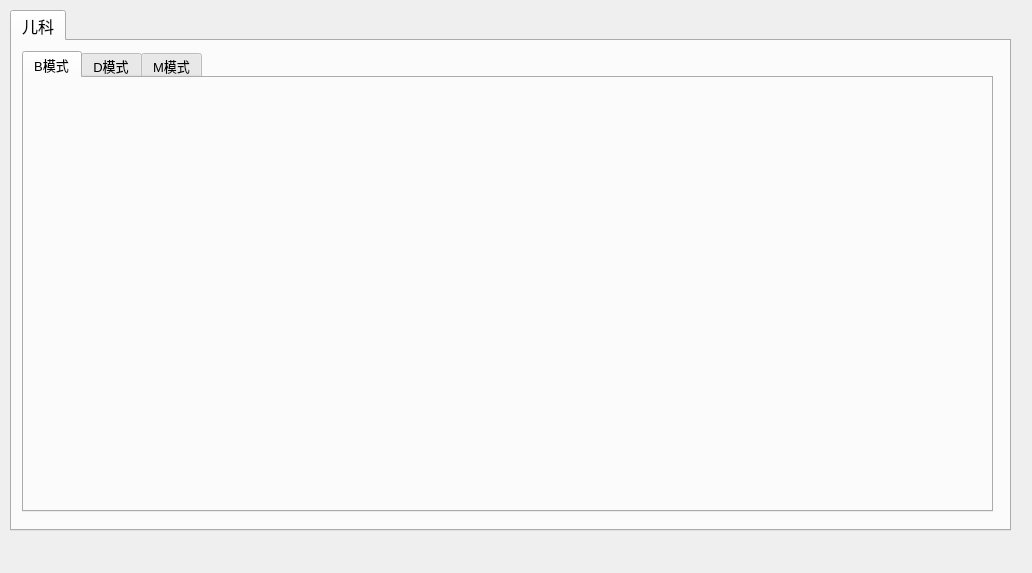
Old version of the form tools/Calculator/ui/ui_ped.ui in the repository qingning006/TestCode.
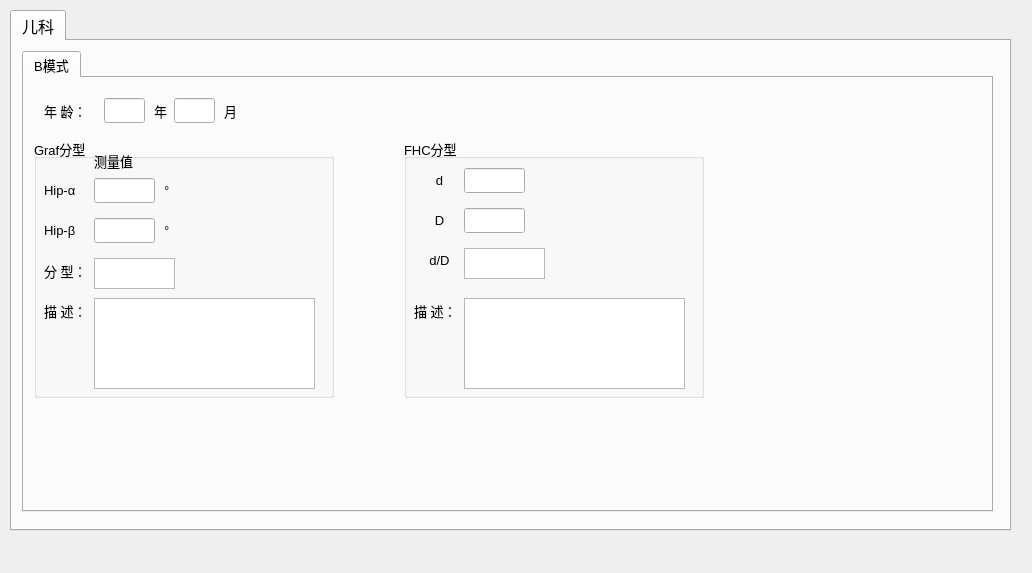
New version of the form.

```diff
--- a/tools/Calculator/ui/ui_ped.ui
+++ b/tools/Calculator/ui/ui_ped.ui
@@ -60,16 +60,333 @@
       <attribute name="title">
        <string>B模式</string>
       </attribute>
-     </widget>
-     <widget class="QWidget" name="tab_ob_d">
-      <attribute name="title">
-       <string>D模式</string>
-      </attribute>
-     </widget>
-     <widget class="QWidget" name="tab_ob_m">
-      <attribute name="title">
-       <string>M模式</string>
-      </attribute>
+      <widget class="QLineEdit" name="lineEdit_year">
+       <property name="geometry">
+        <rect>
+         <x>80</x>
+         <y>20</y>
+         <width>41</width>
+         <height>25</height>
+        </rect>
+       </property>
+      </widget>
+      <widget class="QLabel" name="label_3">
+       <property name="geometry">
+        <rect>
+         <x>20</x>
+         <y>20</y>
+         <width>51</width>
+         <height>25</height>
+        </rect>
+       </property>
+       <property name="text">
+        <string>年 龄：</string>
+       </property>
+      </widget>
+      <widget class="QLabel" name="label_5">
+       <property name="geometry">
+        <rect>
+         <x>130</x>
+         <y>20</y>
+         <width>31</width>
+         <height>25</height>
+        </rect>
+       </property>
+       <property name="text">
+        <string>年</string>
+       </property>
+      </widget>
+      <widget class="QLabel" name="label_10">
+       <property name="geometry">
+        <rect>
+         <x>200</x>
+         <y>20</y>
+         <width>31</width>
+         <height>25</height>
+        </rect>
+       </property>
+       <property name="text">
+        <string>月</string>
+       </property>
+      </widget>
+      <widget class="QLineEdit" name="lineEdit_month">
+       <property name="geometry">
+        <rect>
+         <x>150</x>
+         <y>20</y>
+         <width>41</width>
+         <height>25</height>
+        </rect>
+       </property>
+      </widget>
+      <widget class="QGroupBox" name="groupBox">
+       <property name="geometry">
+        <rect>
+         <x>10</x>
+         <y>60</y>
+         <width>300</width>
+         <height>260</height>
+        </rect>
+       </property>
+       <property name="title">
+        <string>Graf分型</string>
+       </property>
+       <widget class="QLabel" name="label_7">
+        <property name="geometry">
+         <rect>
+          <x>130</x>
+          <y>80</y>
+          <width>21</width>
+          <height>25</height>
+         </rect>
+        </property>
+        <property name="font">
+         <font>
+          <pointsize>10</pointsize>
+         </font>
+        </property>
+        <property name="text">
+         <string>°</string>
+        </property>
+       </widget>
+       <widget class="QLabel" name="label">
+        <property name="geometry">
+         <rect>
+          <x>10</x>
+          <y>40</y>
+          <width>51</width>
+          <height>25</height>
+         </rect>
+        </property>
+        <property name="text">
+         <string>Hip-α</string>
+        </property>
+       </widget>
+       <widget class="QLabel" name="label_2">
+        <property name="geometry">
+         <rect>
+          <x>60</x>
+          <y>10</y>
+          <width>60</width>
+          <height>25</height>
+         </rect>
+        </property>
+        <property name="text">
+         <string>测量值</string>
+        </property>
+       </widget>
+       <widget class="QLabel" name="label_4">
+        <property name="geometry">
+         <rect>
+          <x>10</x>
+          <y>160</y>
+          <width>51</width>
+          <height>25</height>
+         </rect>
+        </property>
+        <property name="text">
+         <string>描 述：</string>
+        </property>
+       </widget>
+       <widget class="QLabel" name="label_6">
+        <property name="geometry">
+         <rect>
+          <x>130</x>
+          <y>40</y>
+          <width>21</width>
+          <height>25</height>
+         </rect>
+        </property>
+        <property name="font">
+         <font>
+          <pointsize>10</pointsize>
+         </font>
+        </property>
+        <property name="text">
+         <string>°</string>
+        </property>
+       </widget>
+       <widget class="QLabel" name="label_8">
+        <property name="geometry">
+         <rect>
+          <x>10</x>
+          <y>80</y>
+          <width>51</width>
+          <height>25</height>
+         </rect>
+        </property>
+        <property name="text">
+         <string>Hip-β</string>
+        </property>
+       </widget>
+       <widget class="QLabel" name="label_9">
+        <property name="geometry">
+         <rect>
+          <x>10</x>
+          <y>120</y>
+          <width>51</width>
+          <height>25</height>
+         </rect>
+        </property>
+        <property name="text">
+         <string>分 型：</string>
+        </property>
+       </widget>
+       <widget class="QTextBrowser" name="text_desc_graf">
+        <property name="geometry">
+         <rect>
+          <x>60</x>
+          <y>160</y>
+          <width>221</width>
+          <height>91</height>
+         </rect>
+        </property>
+       </widget>
+       <widget class="QTextBrowser" name="text_type">
+        <property name="geometry">
+         <rect>
+          <x>60</x>
+          <y>120</y>
+          <width>81</width>
+          <height>31</height>
+         </rect>
+        </property>
+       </widget>
+       <widget class="QLineEdit" name="lineEdit_a">
+        <property name="geometry">
+         <rect>
+          <x>60</x>
+          <y>40</y>
+          <width>61</width>
+          <height>25</height>
+         </rect>
+        </property>
+       </widget>
+       <widget class="QLineEdit" name="lineEdit_b">
+        <property name="geometry">
+         <rect>
+          <x>60</x>
+          <y>80</y>
+          <width>61</width>
+          <height>25</height>
+         </rect>
+        </property>
+       </widget>
+      </widget>
+      <widget class="QGroupBox" name="groupBox_2">
+       <property name="geometry">
+        <rect>
+         <x>380</x>
+         <y>60</y>
+         <width>300</width>
+         <height>260</height>
+        </rect>
+       </property>
+       <property name="title">
+        <string>FHC分型</string>
+       </property>
+       <widget class="QLabel" name="label_11">
+        <property name="geometry">
+         <rect>
+          <x>10</x>
+          <y>30</y>
+          <width>51</width>
+          <height>25</height>
+         </rect>
+        </property>
+        <property name="text">
+         <string>d</string>
+        </property>
+        <property name="alignment">
+         <set>Qt::AlignCenter</set>
+        </property>
+       </widget>
+       <widget class="QLabel" name="label_12">
+        <property name="geometry">
+         <rect>
+          <x>10</x>
+          <y>70</y>
+          <width>51</width>
+          <height>25</height>
+         </rect>
+        </property>
+        <property name="text">
+         <string>D</string>
+        </property>
+        <property name="alignment">
+         <set>Qt::AlignCenter</set>
+        </property>
+       </widget>
+       <widget class="QLabel" name="label_13">
+        <property name="geometry">
+         <rect>
+          <x>10</x>
+          <y>110</y>
+          <width>51</width>
+          <height>25</height>
+         </rect>
+        </property>
+        <property name="text">
+         <string>d/D</string>
+        </property>
+        <property name="alignment">
+         <set>Qt::AlignCenter</set>
+        </property>
+       </widget>
+       <widget class="QLineEdit" name="lineEdit_d1">
+        <property name="geometry">
+         <rect>
+          <x>60</x>
+          <y>30</y>
+          <width>61</width>
+          <height>25</height>
+         </rect>
+        </property>
+       </widget>
+       <widget class="QLineEdit" name="lineEdit_d2">
+        <property name="geometry">
+         <rect>
+          <x>60</x>
+          <y>70</y>
+          <width>61</width>
+          <height>25</height>
+         </rect>
+        </property>
+       </widget>
+       <widget class="QTextBrowser" name="text_desc_fhc">
+        <property name="geometry">
+         <rect>
+          <x>60</x>
+          <y>160</y>
+          <width>221</width>
+          <height>91</height>
+         </rect>
+        </property>
+       </widget>
+       <widget class="QLabel" name="label_14">
+        <property name="geometry">
+         <rect>
+          <x>10</x>
+          <y>160</y>
+          <width>51</width>
+          <height>25</height>
+         </rect>
+        </property>
+        <property name="text">
+         <string>描 述：</string>
+        </property>
+       </widget>
+       <widget class="QTextBrowser" name="text_dradio">
+        <property name="geometry">
+         <rect>
+          <x>60</x>
+          <y>110</y>
+          <width>81</width>
+          <height>31</height>
+         </rect>
+        </property>
+       </widget>
+      </widget>
      </widget>
     </widget>
    </widget>
```
Left out of the diff: 2 changed lines with no effect on the pictures.
